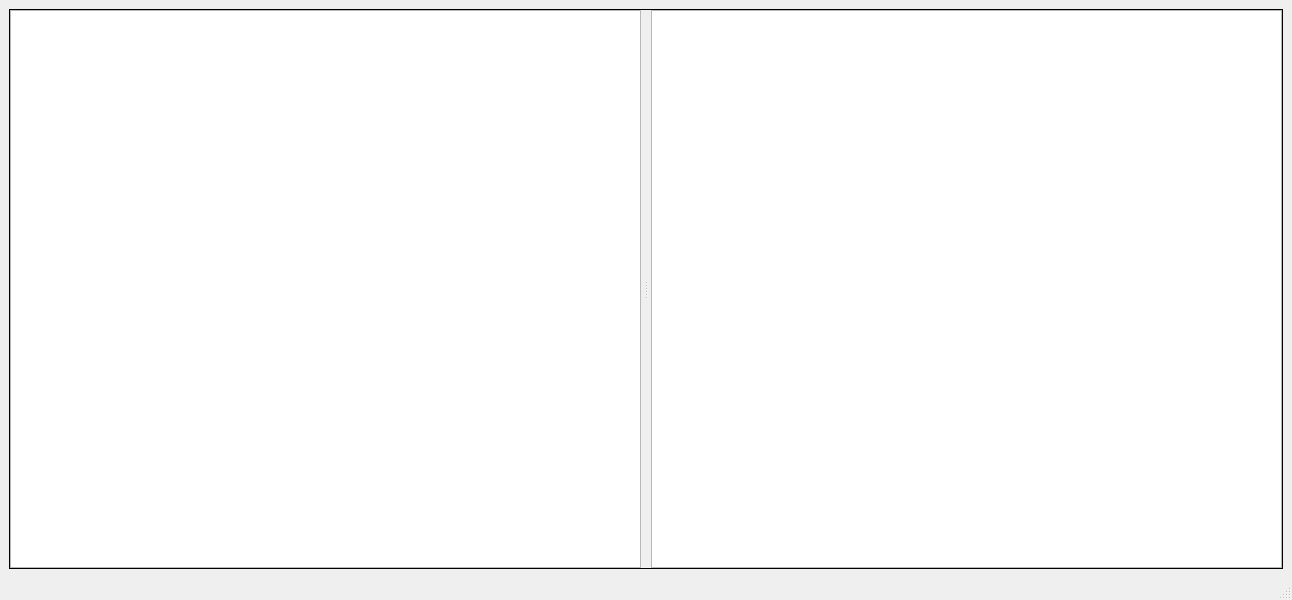
Before: the Qt Designer form mainwindow.ui in phetaduck/SqlViewGenerator, drawn with Qt 5.
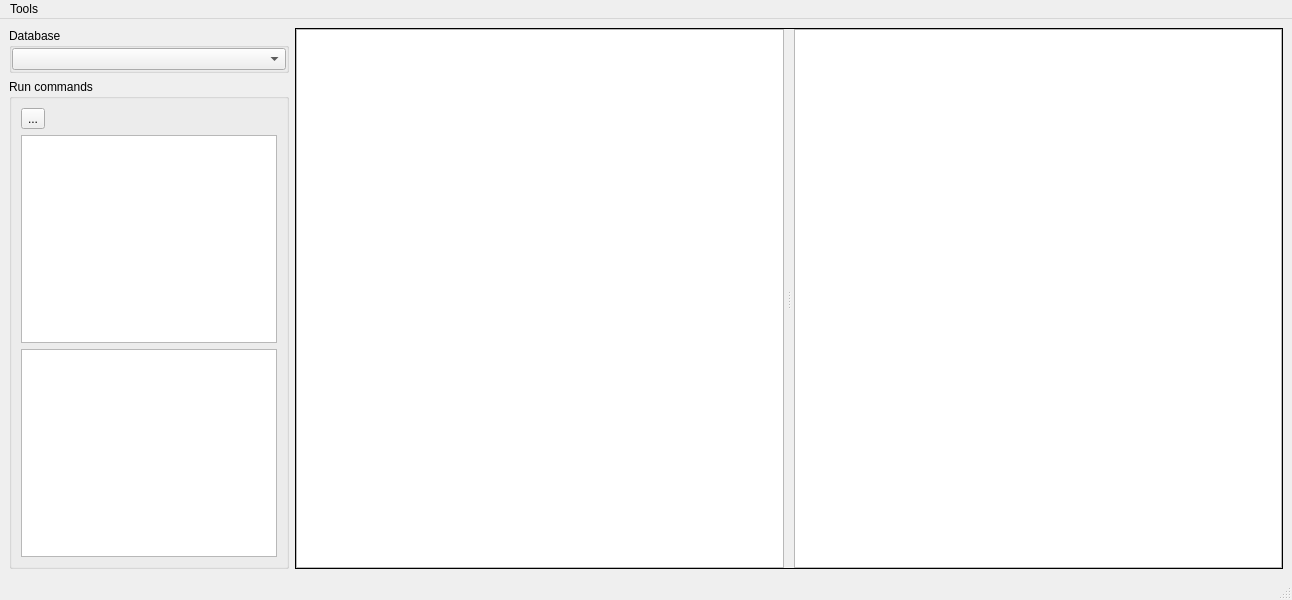
After: the same form once the commit is applied. Custom widgets are drawn as their Qt base class.

```diff
--- a/mainwindow.ui
+++ b/mainwindow.ui
@@ -14,9 +14,83 @@
    <string>MainWindow</string>
   </property>
   <widget class="QWidget" name="centralwidget">
-   <layout class="QHBoxLayout" name="horizontalLayout">
-    <item>
+   <layout class="QGridLayout" name="gridLayout">
+    <item row="1" column="0">
+     <widget class="QGroupBox" name="groupBox">
+      <property name="sizePolicy">
+       <sizepolicy hsizetype="Maximum" vsizetype="Preferred">
+        <horstretch>0</horstretch>
+        <verstretch>0</verstretch>
+       </sizepolicy>
+      </property>
+      <property name="title">
+       <string>Run commands</string>
+      </property>
+      <layout class="QGridLayout" name="gridLayout_2">
+       <item row="0" column="0">
+        <widget class="QToolButton" name="tb_RunCommands">
+         <property name="text">
+          <string>...</string>
+         </property>
+        </widget>
+       </item>
+       <item row="1" column="0">
+        <widget class="QPlainTextEdit" name="pte_Commands"/>
+       </item>
+       <item row="2" column="0">
+        <widget class="QPlainTextEdit" name="pte_Log"/>
+       </item>
+      </layout>
+     </widget>
+    </item>
+    <item row="0" column="0">
+     <widget class="QGroupBox" name="groupBox_2">
+      <property name="sizePolicy">
+       <sizepolicy hsizetype="Preferred" vsizetype="Maximum">
+        <horstretch>0</horstretch>
+        <verstretch>0</verstretch>
+       </sizepolicy>
+      </property>
+      <property name="title">
+       <string>Database</string>
+      </property>
+      <layout class="QHBoxLayout" name="horizontalLayout">
+       <property name="spacing">
+        <number>0</number>
+       </property>
+       <property name="leftMargin">
+        <number>0</number>
+       </property>
+       <property name="topMargin">
+        <number>0</number>
+       </property>
+       <property name="rightMargin">
+        <number>0</number>
+       </property>
+       <property name="bottomMargin">
+        <number>0</number>
+       </property>
+       <item>
+        <widget class="AsyncSqlComboBox" name="cb_Databases">
+         <property name="sizePolicy">
+          <sizepolicy hsizetype="Preferred" vsizetype="Maximum">
+           <horstretch>0</horstretch>
+           <verstretch>0</verstretch>
+          </sizepolicy>
+         </property>
+        </widget>
+       </item>
+      </layout>
+     </widget>
+    </item>
+    <item row="0" column="1" rowspan="2">
      <widget class="QSplitter" name="splitter">
+      <property name="sizePolicy">
+       <sizepolicy hsizetype="Minimum" vsizetype="Minimum">
+        <horstretch>0</horstretch>
+        <verstretch>0</verstretch>
+       </sizepolicy>
+      </property>
       <property name="frameShape">
        <enum>QFrame::Panel</enum>
       </property>
@@ -40,7 +114,14 @@
         <bool>true</bool>
        </property>
       </widget>
-      <widget class="QTextEdit" name="te_Output"/>
+      <widget class="QTextEdit" name="te_Output">
+       <property name="sizePolicy">
+        <sizepolicy hsizetype="Minimum" vsizetype="Expanding">
+         <horstretch>0</horstretch>
+         <verstretch>0</verstretch>
+        </sizepolicy>
+       </property>
+      </widget>
      </widget>
     </item>
    </layout>
@@ -54,9 +135,23 @@
      <height>21</height>
     </rect>
    </property>
+   <widget class="QMenu" name="menuTools">
+    <property name="title">
+     <string>Tools</string>
+    </property>
+    <addaction name="actionView_Editor"/>
+   </widget>
+   <addaction name="menuTools"/>
   </widget>
   <widget class="QStatusBar" name="statusbar"/>
  </widget>
+ <customwidgets>
+  <customwidget>
+   <class>AsyncSqlComboBox</class>
+   <extends>QComboBox</extends>
+   <header location="global">widgets/asyncsqlcombobox.h</header>
+  </customwidget>
+ </customwidgets>
  <resources/>
  <connections/>
 </ui>
```
Left out of the diff: 5 changed lines with no effect on the pictures.
